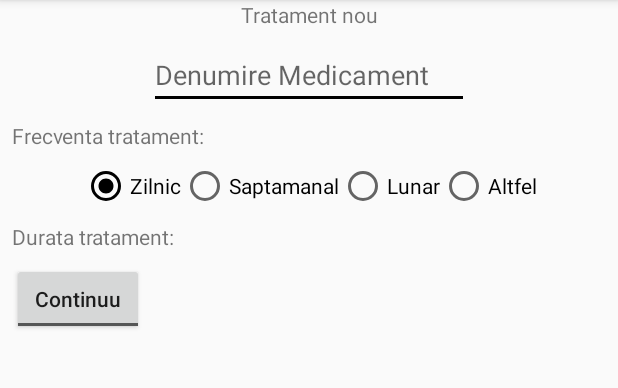
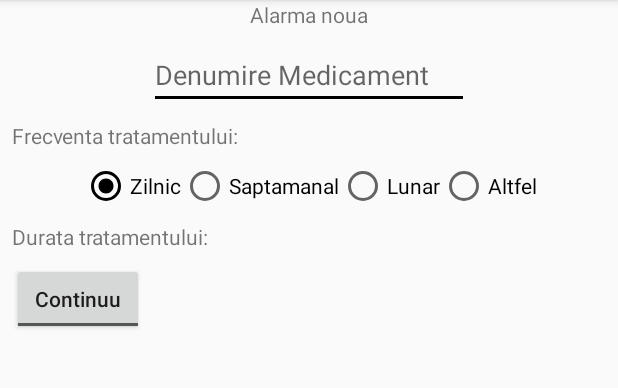
Before and after one commit to VirgoW/AdherenceAppSchoolProject, an Android app: the AlarmSet screen opened directly, with no data from a screen before it, on a phone screen of 412 x 824 dp, the part 84-472 px from its top. Run offline under Robolectric (Android 15) with nearby library versions, the phone set to English and light mode, and no system bars.

Commit message:
Hardcoded text to strings
And some name changes

```diff
--- a/app/src/main/java/ro/umfcd/stud/arteneraluca/myapplication/AlarmSet.java
+++ b/app/src/main/java/ro/umfcd/stud/arteneraluca/myapplication/AlarmSet.java
@@ -15,20 +15,20 @@ public class AlarmSet extends AppCompatActivity {
         super.onCreate(savedInstanceState);
         setContentView(R.layout.activity_alarm_set);
 
-        ToggleButton durationToggBtn = (ToggleButton) findViewById(R.id.durationToggBtn);
-        final TextView nrOfTreatmentsText = (TextView) findViewById(R.id.nrOfTreatmentsText);
+        ToggleButton alarmDurationToggleBtn = (ToggleButton) findViewById(R.id.alarmDurationToggleBtn);
+        final TextView alarmsNumber_Text = (TextView) findViewById(R.id.alarmsNumber_Text);
         final Spinner treatmentLengthSpinner = (Spinner) findViewById(R.id.treatmentLengthSpinner);
 
-            durationToggBtn.setOnCheckedChangeListener(new CompoundButton.OnCheckedChangeListener() {
+            alarmDurationToggleBtn.setOnCheckedChangeListener(new CompoundButton.OnCheckedChangeListener() {
                 @Override
                 public void onCheckedChanged(CompoundButton buttonView, boolean isChecked) {
                     if(isChecked) {
-                        nrOfTreatmentsText.setVisibility(View.VISIBLE);
+                        alarmsNumber_Text.setVisibility(View.VISIBLE);
                         treatmentLengthSpinner.setVisibility(View.VISIBLE);
                     }
                     else
                     {
-                        nrOfTreatmentsText.setVisibility(View.INVISIBLE);
+                        alarmsNumber_Text.setVisibility(View.INVISIBLE);
                         treatmentLengthSpinner.setVisibility(View.INVISIBLE);
                     }
                 }
--- a/app/src/main/res/layout/activity_alarm_set.xml
+++ b/app/src/main/res/layout/activity_alarm_set.xml
@@ -7,20 +7,20 @@
     tools:context=".AlarmSet">
 
     <TextView
-        android:id="@+id/textView"
+        android:id="@+id/alarmTitleTextView"
         android:layout_width="wrap_content"
         android:layout_height="wrap_content"
         android:layout_marginStart="8dp"
         android:layout_marginLeft="8dp"
         android:layout_marginEnd="8dp"
         android:layout_marginRight="8dp"
-        android:text="Tratament nou"
+        android:text="@string/alarm_title"
         app:layout_constraintEnd_toEndOf="parent"
         app:layout_constraintStart_toStartOf="parent"
         app:layout_constraintTop_toTopOf="parent" />
 
     <EditText
-        android:id="@+id/medNameTxt"
+        android:id="@+id/medNameText"
         android:layout_width="wrap_content"
         android:layout_height="wrap_content"
         android:layout_marginStart="8dp"
@@ -29,25 +29,25 @@
         android:layout_marginEnd="8dp"
         android:layout_marginRight="8dp"
         android:ems="10"
-        android:hint="Denumire Medicament"
+        android:hint="@string/medName_hint"
         android:inputType="text"
         app:layout_constraintEnd_toEndOf="parent"
         app:layout_constraintStart_toStartOf="parent"
-        app:layout_constraintTop_toBottomOf="@+id/textView" />
+        app:layout_constraintTop_toBottomOf="@+id/alarmTitleTextView" />
 
     <TextView
-        android:id="@+id/textView4"
+        android:id="@+id/alarmFreq_textView"
         android:layout_width="wrap_content"
         android:layout_height="wrap_content"
         android:layout_marginStart="8dp"
         android:layout_marginLeft="8dp"
         android:layout_marginTop="8dp"
-        android:text="Frecventa tratament:"
+        android:text="@string/alarmFreq"
         app:layout_constraintStart_toStartOf="parent"
-        app:layout_constraintTop_toBottomOf="@+id/medNameTxt" />
+        app:layout_constraintTop_toBottomOf="@+id/medNameText" />
 
     <RadioGroup
-        android:id="@+id/treatmentRadioGroup"
+        android:id="@+id/alarmFreq_RadioGroup"
         android:layout_width="wrap_content"
         android:layout_height="wrap_content"
         android:layout_marginStart="8dp"
@@ -60,75 +60,75 @@
         app:layout_constraintEnd_toEndOf="parent"
         app:layout_constraintHorizontal_bias="0.5"
         app:layout_constraintStart_toStartOf="parent"
-        app:layout_constraintTop_toBottomOf="@+id/textView4">
+        app:layout_constraintTop_toBottomOf="@+id/alarmFreq_textView">
 
         <RadioButton
             android:id="@+id/dailyRadioBtn"
             android:layout_width="wrap_content"
             android:layout_height="wrap_content"
             android:layout_weight="1"
-            android:text="Zilnic" />
+            android:text="@string/daily" />
 
         <RadioButton
             android:id="@+id/weeklyRadioBtn"
             android:layout_width="wrap_content"
             android:layout_height="wrap_content"
             android:layout_weight="1"
-            android:text="Saptamanal" />
+            android:text="@string/weekly" />
 
         <RadioButton
             android:id="@+id/monthlyRadioBtn"
             android:layout_width="wrap_content"
             android:layout_height="wrap_content"
             android:layout_weight="1"
-            android:text="Lunar" />
+            android:text="@string/monthly" />
 
         <RadioButton
             android:id="@+id/customRadioBtn"
             android:layout_width="wrap_content"
             android:layout_height="wrap_content"
             android:layout_weight="1"
-            android:text="Altfel" />
+            android:text="@string/custom" />
     </RadioGroup>
 
     <TextView
-        android:id="@+id/textView5"
+        android:id="@+id/alarmDuration_textView"
         android:layout_width="wrap_content"
         android:layout_height="wrap_content"
         android:layout_marginStart="8dp"
         android:layout_marginLeft="8dp"
         android:layout_marginTop="8dp"
-        android:text="Durata tratament:"
+        android:text="@string/alarmDuration"
         app:layout_constraintStart_toStartOf="parent"
-        app:layout_constraintTop_toBottomOf="@+id/treatmentRadioGroup" />
+        app:layout_constraintTop_toBottomOf="@+id/alarmFreq_RadioGroup" />
 
     <ToggleButton
-        android:id="@+id/durationToggBtn"
+        android:id="@+id/alarmDurationToggleBtn"
         android:layout_width="wrap_content"
         android:layout_height="wrap_content"
         android:layout_marginStart="8dp"
         android:layout_marginLeft="8dp"
         android:layout_marginTop="8dp"
         android:textAllCaps="false"
-        android:textOff="Continuu"
-        android:textOn="Fix"
+        android:textOff="@string/durationOff"
+        android:textOn="@string/durationOn"
         app:layout_constraintStart_toStartOf="parent"
-        app:layout_constraintTop_toBottomOf="@+id/textView5" />
+        app:layout_constraintTop_toBottomOf="@+id/alarmDuration_textView" />
 
     <EditText
-        android:id="@+id/nrOfTreatmentsText"
-        android:layout_width="50dp"
-        android:layout_height="47dp"
-        android:layout_marginStart="8dp"
-        android:layout_marginLeft="8dp"
-        android:layout_marginTop="8dp"
+        android:id="@+id/alarmsNumber_Text"
+        android:layout_width="30dp"
+        android:layout_height="30dp"
+        android:layout_marginStart="32dp"
+        android:layout_marginLeft="32dp"
+        android:layout_marginTop="24dp"
         android:ems="10"
-        android:hint="Nr"
+        android:hint="@string/alarmsNum"
         android:inputType="number"
         android:singleLine="true"
         android:visibility="invisible"
-        app:layout_constraintStart_toEndOf="@+id/durationToggBtn"
-        app:layout_constraintTop_toBottomOf="@+id/textView5" />
+        app:layout_constraintStart_toEndOf="@+id/alarmDurationToggleBtn"
+        app:layout_constraintTop_toBottomOf="@+id/alarmDuration_textView" />
 
     <Spinner
         android:id="@+id/treatmentLengthSpinner"
@@ -136,13 +136,12 @@
         android:layout_height="25dp"
         android:layout_marginStart="8dp"
         android:layout_marginLeft="8dp"
-        android:layout_marginTop="8dp"
         android:layout_marginEnd="8dp"
         android:layout_marginRight="8dp"
         android:entries="@array/Treatment_length"
         android:visibility="invisible"
         app:layout_constraintEnd_toEndOf="parent"
-        app:layout_constraintStart_toEndOf="@+id/nrOfTreatmentsText"
-        app:layout_constraintTop_toTopOf="@+id/nrOfTreatmentsText" />
+        app:layout_constraintStart_toEndOf="@+id/alarmsNumber_Text"
+        app:layout_constraintTop_toTopOf="@+id/alarmsNumber_Text" />
 
 </android.support.constraint.ConstraintLayout>
--- a/app/src/main/res/values/strings.xml
+++ b/app/src/main/res/values/strings.xml
@@ -8,4 +8,23 @@
         <item>Ani</item>
 
     </string-array>
+
+    <string name="alarm_title">Alarma noua</string>
+    <string name="medName_hint">Denumire Medicament</string>
+    <string name="alarmFreq">Frecventa tratamentului:</string>
+    <string name="alarmDuration">Durata tratamentului:</string>
+    <string name="alarmsNum">Nr</string>
+
+    //Alarm frequency radio group names
+
+        <string name="daily">Zilnic</string>
+        <string name="weekly">Saptamanal</string>
+        <string name="monthly">Lunar</string>
+        <string name="custom">Altfel</string>
+
+
+    //Toggle button on/off text for alarm duration
+        <string name="durationOff">Continuu</string>
+        <string name="durationOn">Fix</string>
+
 </resources>
```
